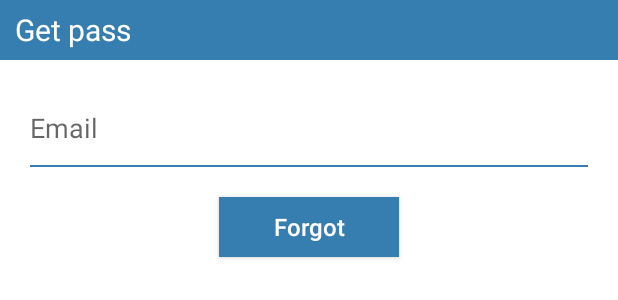
After one commit to Nhokquay9x26/TrainingProject, an Android app: the layout dialog_forget_password.xml on its own in the app's theme, with its tools: preview values and no code run, on a phone screen of 412 x 824 dp. The commit adds this screen. Shown: the top 300 px of the screen. Run offline under Robolectric (Android 15) with nearby library versions, the phone set to English and light mode, and no system bars.

Commit message:
finish dialog forget password

```diff
--- /dev/null
+++ b/TrainingProject/app/src/main/java/vn/asiantech/LearingEnglish/utils/Utils.java
@@ -0,0 +1,42 @@
+package vn.asiantech.LearingEnglish.utils;
+
+import android.app.Dialog;
+import android.content.Context;
+import android.view.View;
+import android.widget.Button;
+import android.widget.EditText;
+import android.widget.Toast;
+
+import vn.asiantech.LearingEnglish.R;
+
+/**
+ * Created by thehoa on 8/31/15.
+ */
+public class Utils {
+    public static void callDialogForgetPass(final Context context) {
+        final Dialog dialog = new Dialog(context, R.style.DialogForgetPassword);
+        dialog.setContentView(R.layout.dialog_forget_password);
+        dialog.show();
+        final EditText edtEmail = (EditText) dialog.findViewById(R.id.edtEmail);
+        Button btnForgetPassPass = (Button) dialog.findViewById(R.id.btnForgetPass);
+        btnForgetPassPass.setOnClickListener(new View.OnClickListener() {
+            @Override
+            public void onClick(View view) {
+                if (Utils.isValidEmail(edtEmail.getText())) {
+                    Toast.makeText(context, "successfully", Toast.LENGTH_SHORT).show();
+                    dialog.dismiss();
+                } else {
+                    Toast.makeText(context, "Invalid email", Toast.LENGTH_SHORT).show();
+                }
+            }
+        });
+    }
+
+    private static boolean isValidEmail(CharSequence target) {
+        if (target == null) {
+            return false;
+        } else {
+            return android.util.Patterns.EMAIL_ADDRESS.matcher(target).matches();
+        }
+    }
+}
--- /dev/null
+++ b/TrainingProject/app/src/main/res/layout/dialog_forget_password.xml
@@ -0,0 +1,67 @@
+<?xml version="1.0" encoding="utf-8"?>
+<RelativeLayout xmlns:android="http://schemas.android.com/apk/res/android"
+    android:layout_width="match_parent"
+    android:layout_height="@dimen/relativeLayout.dialog_forget_password_height">
+
+    <RelativeLayout
+        android:id="@+id/rlHeader"
+        android:layout_width="match_parent"
+        android:layout_height="@dimen/relativeLayout.header_forget_password_height"
+        android:background="@color/main">
+
+        <TextView
+            android:layout_width="wrap_content"
+            android:layout_height="wrap_content"
+            android:layout_centerVertical="true"
+            android:layout_marginLeft="@dimen/textView.dialog_forget_password_title_margin_left"
+            android:layout_marginStart="@dimen/textView.dialog_forget_password_title_margin_left"
+            android:text="@string/textView.dialog_forget_password_title"
+            android:textColor="@android:color/white"
+            android:textSize="@dimen/textView.dialog_forget_password_title_size" />
+    </RelativeLayout>
+
+    <RelativeLayout
+        android:layout_width="match_parent"
+        android:layout_height="match_parent"
+        android:layout_below="@+id/rlHeader"
+        android:background="@android:color/white">
+
+        <EditText
+            android:id="@+id/edtEmail"
+            android:layout_width="match_parent"
+            android:layout_height="@dimen/editText.email_height"
+            android:layout_marginEnd="@dimen/editText.email_margin_right"
+            android:layout_marginLeft="@dimen/editText.email_margin_left"
+            android:layout_marginRight="@dimen/editText.email_margin_right"
+            android:layout_marginStart="@dimen/editText.email_margin_left"
+            android:layout_marginTop="@dimen/editText.email_margin_top"
+            android:background="@color/transparent"
+            android:hint="@string/editText.email_hint"
+            android:inputType="textEmailAddress" />
+
+        <View
+            android:id="@+id/viewLine"
+            android:layout_width="match_parent"
+            android:layout_height="@dimen/view.below_editText"
+            android:layout_below="@+id/edtEmail"
+            android:layout_marginEnd="@dimen/editText.email_margin_right"
+            android:layout_marginLeft="@dimen/editText.email_margin_left"
+            android:layout_marginRight="@dimen/editText.email_margin_right"
+            android:layout_marginStart="@dimen/editText.email_margin_left"
+            android:background="@color/main" />
+
+        <Button
+            android:id="@+id/btnForgetPass"
+            android:layout_width="@dimen/button.forgot_password_width"
+            android:layout_height="@dimen/button.forgot_password_height"
+            android:layout_below="@+id/viewLine"
+            android:layout_centerHorizontal="true"
+            android:layout_marginTop="@dimen/button.forgot_email_margin_top"
+            android:background="@color/main"
+            android:text="@string/button.send_email_forget_password"
+            android:textAllCaps="false"
+            android:textColor="@android:color/white"
+            android:textSize="@dimen/button.forgot_email_text_size" />
+
+    </RelativeLayout>
+</RelativeLayout>
--- a/TrainingProject/app/src/main/res/values/dimens.xml
+++ b/TrainingProject/app/src/main/res/values/dimens.xml
@@ -19,4 +19,17 @@
     <dimen name="signup_button_login">40dp</dimen>
     <dimen name="signup_edt_paddingLeft">10dp</dimen>
     <dimen name="signup_ll_margin_transparent">20dp</dimen>
+    <dimen name="button.forgot_email_margin_top">20dp</dimen>
+    <dimen name="editText.email_margin_top">20dp</dimen>
+    <dimen name="relativeLayout.header_forget_password_height">40dp</dimen>
+    <dimen name="editText.email_margin_left">20dp</dimen>
+    <dimen name="editText.email_margin_right">20dp</dimen>
+    <dimen name="button.forgot_email_text_size">16sp</dimen>
+    <dimen name="editText.email_height">50dp</dimen>
+    <dimen name="textView.dialog_forget_password_title_size">20sp</dimen>
+    <dimen name="textView.dialog_forget_password_title_margin_left">10dp</dimen>
+    <dimen name="button.forgot_password_width">120dp</dimen>
+    <dimen name="view.below_editText">1dp</dimen>
+    <dimen name="relativeLayout.dialog_forget_password_height">200dp</dimen>
+    <dimen name="button.forgot_password_height">40dp</dimen>
 </resources>
--- a/TrainingProject/app/src/main/res/values/strings.xml
+++ b/TrainingProject/app/src/main/res/values/strings.xml
@@ -16,4 +16,7 @@
     <string name="signup_editext_hint_promotionCode">Promotion Code (if applicable)</string>
     <string name="textview.text.notification">I wish to subcribe to daily deal alert via email</string>
     <string name="signup_button_login">Sign up</string>
+    <string name="button.send_email_forget_password">Forgot</string>
+    <string name="editText.email_hint">Email</string>
+    <string name="textView.dialog_forget_password_title">Get pass</string>
 </resources>
--- a/TrainingProject/app/src/main/res/values/styles.xml
+++ b/TrainingProject/app/src/main/res/values/styles.xml
@@ -42,5 +42,7 @@
         <item name="android:textSize">@dimen/size_text_header</item>
     </style>
 
-
+    <style name="DialogForgetPassword" parent="android:Theme.Dialog">
+        <item name="android:windowNoTitle">true</item>
+    </style>
 </resources>
```
